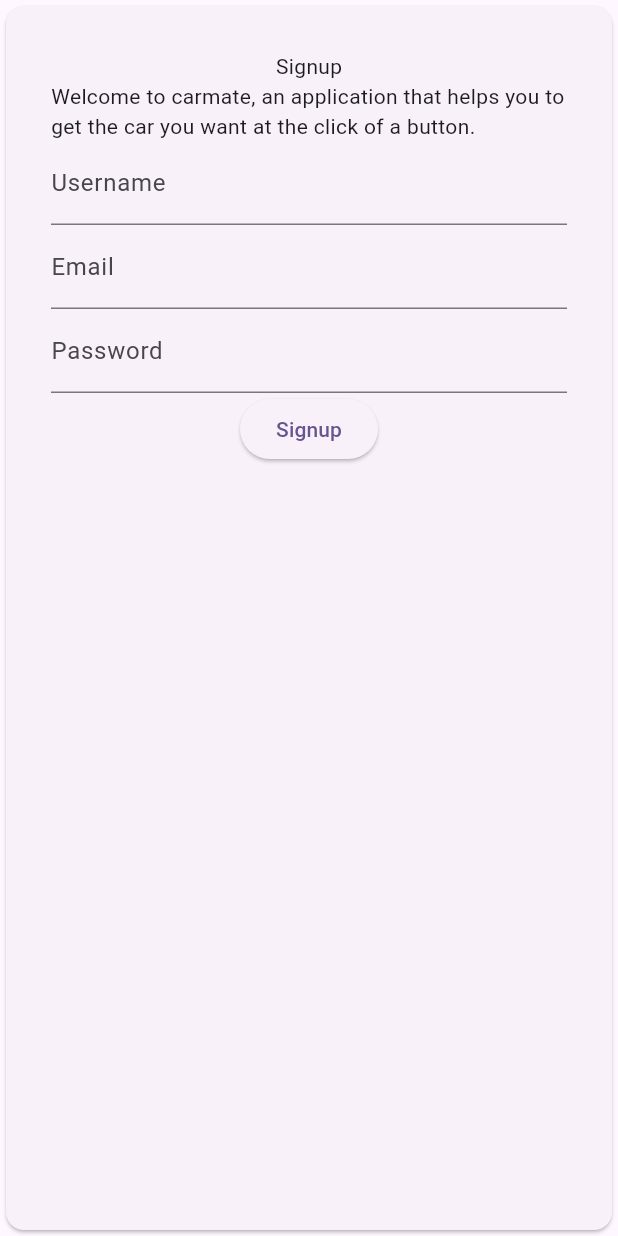
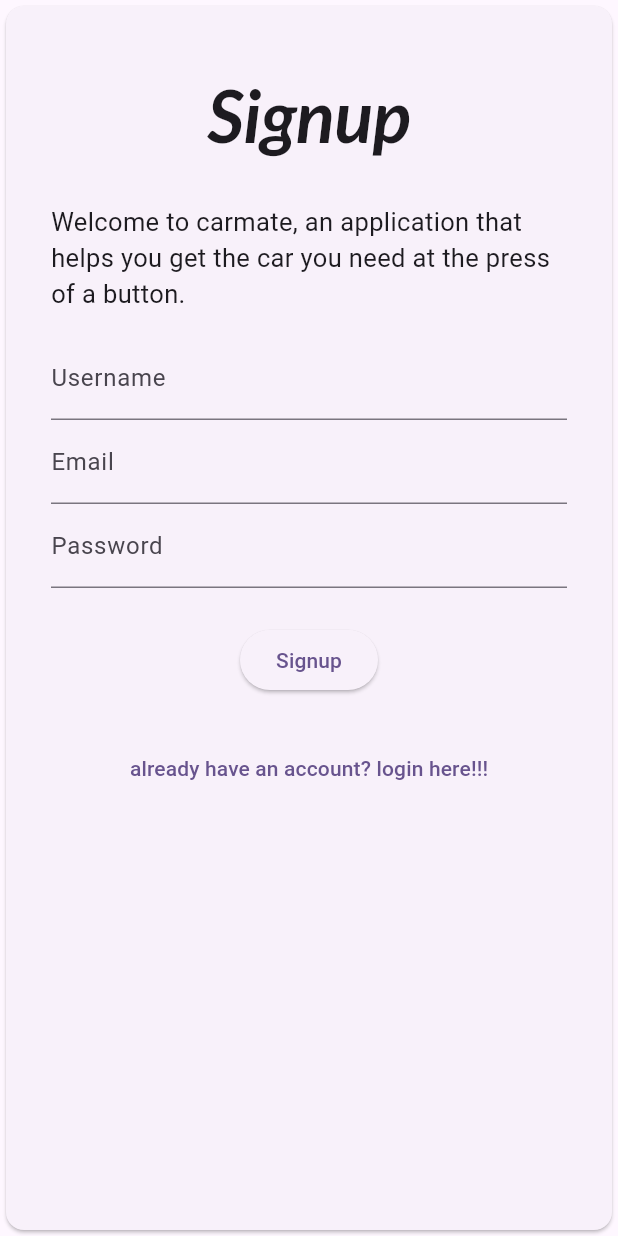
Before and after one commit to Buteya/carmate, a Flutter app: the screen it shows after launch, on a phone screen of 412 x 824 dp. Run offline on Flutter 3.47's test engine with Material 3 defaults, Android fonts, the light colour scheme and no system bars; our stand-ins replace google_fonts.

Commit message:
signupscreen design upgrade

```diff
--- a/lib/screens/auth/signupscreen.dart
+++ b/lib/screens/auth/signupscreen.dart
@@ -1,4 +1,5 @@
 import 'package:flutter/material.dart';
+import 'package:google_fonts/google_fonts.dart';
 
 import '../../components/forminput.dart';
 
@@ -25,8 +26,27 @@
             margin: EdgeInsets.all(30.0),
             child: Column(
               children: [
-                Text('Signup'),
-                Text('Welcome to carmate, an application that helps you to get the car you want at the click of a button.'),
+                Padding(
+                  padding: const EdgeInsets.symmetric(vertical: 16.0),
+                  child: Text(
+                    'Signup',
+                    style: GoogleFonts.lato(
+                      textStyle: Theme.of(context).textTheme.displayLarge,
+                      fontSize: 48,
+                      fontWeight: FontWeight.w700,
+                      fontStyle: FontStyle.italic,
+                    ),
+                  ),
+                ),
+                Padding(
+                  padding: const EdgeInsets.symmetric(vertical: 16.0),
+                  child: Text(
+                    'Welcome to carmate, an application that helps you get the car you need at the press of a button.',
+                    style: GoogleFonts.roboto(
+                      fontSize: 17,
+                    ),
+                  ),
+                ),
                 FormInput(
                   inputController: _usernameController,
                   labelText: 'Username',
@@ -67,15 +87,26 @@
                   },
                   inputController: _passwordController,
                 ),
-                ElevatedButton(
+                Padding(
+                  padding: const EdgeInsets.symmetric(vertical: 24.0),
+                  child: ElevatedButton(
+                    onPressed: () {
+                      // Validate will return true if the form is valid, or false if
+                      // the form is invalid.
+                      if (_formKey.currentState!.validate()) {
+                        // Process data.
+                      }
+                    },
+                    child: const Text('Signup'),
+                  ),
+                ),
+                TextButton(
                   onPressed: () {
-                    // Validate will return true if the form is valid, or false if
-                    // the form is invalid.
-                    if (_formKey.currentState!.validate()) {
-                      // Process data.
+                    if (mounted) {
+                      Navigator.pushNamed(context, '/login');
                     }
                   },
-                  child: const Text('Signup'),
+                  child: const Text("already have an account? login here!!!"),
                 ),
               ],
             ),
--- a/pubspec.yaml
+++ b/pubspec.yaml
@@ -38,6 +38,7 @@
   provider: ^6.1.2
   shared_preferences: ^2.2.3
   image_picker: ^1.1.2
+  google_fonts: ^6.2.1
 
 dev_dependencies:
   flutter_test:
```
Also changed, not shown: pubspec.lock, 1 other file.
